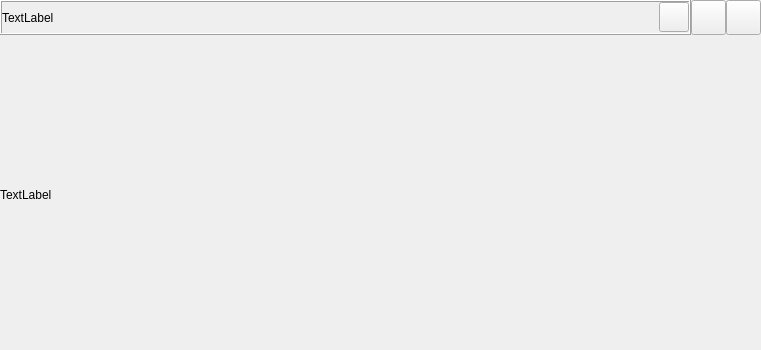
The window that imageshow.ui (Seule-Seule/GraduationProjectImageSimilarity) describes before a commit, drawn with Qt 5.
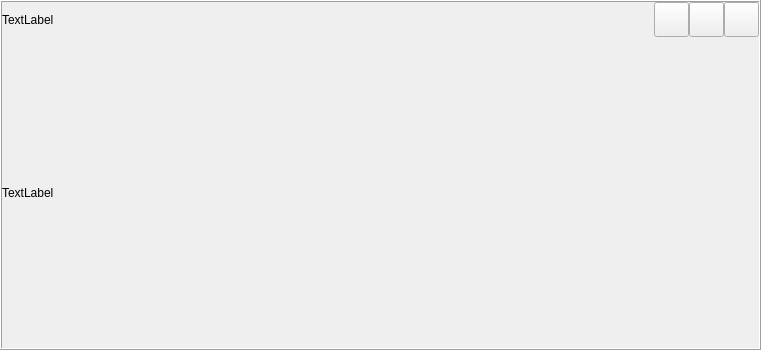
The same window after the commit.

Patch:
```diff
--- a/imageshow.ui
+++ b/imageshow.ui
@@ -32,20 +32,20 @@
    <item>
     <widget class="QFrame" name="frame">
      <property name="frameShape">
-      <enum>QFrame::NoFrame</enum>
+      <enum>QFrame::Box</enum>
      </property>
      <property name="frameShadow">
       <enum>QFrame::Raised</enum>
      </property>
      <property name="lineWidth">
-      <number>0</number>
+      <number>1</number>
      </property>
      <property name="midLineWidth">
       <number>0</number>
      </property>
      <layout class="QVBoxLayout" name="verticalLayout_2">
       <property name="spacing">
-       <number>5</number>
+       <number>0</number>
       </property>
       <property name="leftMargin">
        <number>0</number>
@@ -101,13 +101,13 @@
             </size>
            </property>
            <property name="frameShape">
-            <enum>QFrame::Box</enum>
+            <enum>QFrame::NoFrame</enum>
            </property>
            <property name="frameShadow">
             <enum>QFrame::Raised</enum>
            </property>
            <property name="lineWidth">
-            <number>1</number>
+            <number>0</number>
            </property>
            <layout class="QHBoxLayout" name="horizontalLayout">
             <property name="spacing">
@@ -157,8 +157,8 @@
               </property>
               <property name="maximumSize">
                <size>
-                <width>30</width>
-                <height>30</height>
+                <width>35</width>
+                <height>35</height>
                </size>
               </property>
               <property name="text">
@@ -177,6 +177,12 @@
              <verstretch>0</verstretch>
             </sizepolicy>
            </property>
+           <property name="minimumSize">
+            <size>
+             <width>0</width>
+             <height>0</height>
+            </size>
+           </property>
            <property name="maximumSize">
             <size>
              <width>35</width>
@@ -223,6 +229,12 @@
       </item>
       <item>
        <widget class="QLabel" name="label_show_im">
+        <property name="sizePolicy">
+         <sizepolicy hsizetype="Ignored" vsizetype="Ignored">
+          <horstretch>0</horstretch>
+          <verstretch>0</verstretch>
+         </sizepolicy>
+        </property>
         <property name="text">
          <string>TextLabel</string>
         </property>
```
